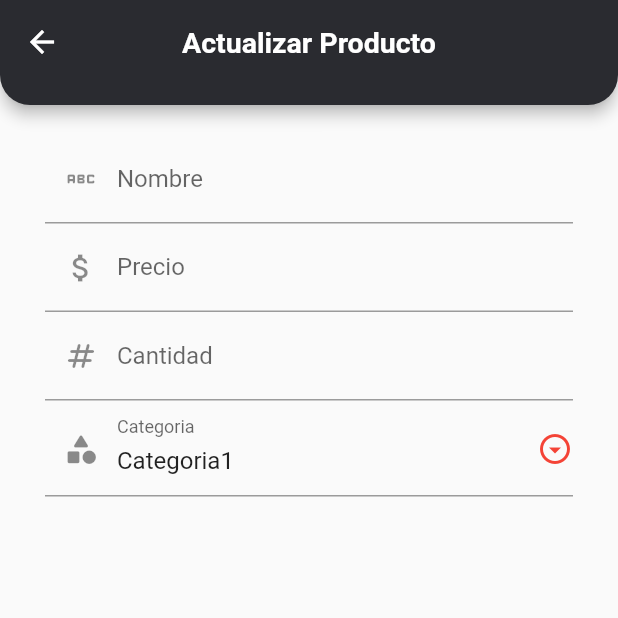
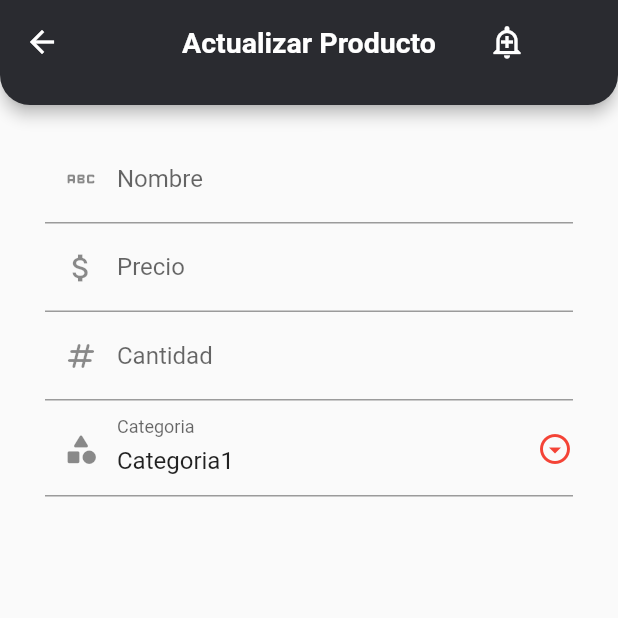
Before and after one commit to anything-devs/bike-soft-mobile-app, a Flutter app: the ActProductScreen screen opened by its route, on a phone screen of 412 x 824 dp, the top half of it. Run offline on Flutter 3.47's test engine with Material 2 defaults, Android fonts, the phone set to English and light mode, and no system bars; our stand-ins replace flutter_local_notifications; missing offline and left inert: dart:ffi; network calls fail.

```diff
--- a/lib/main.dart
+++ b/lib/main.dart
@@ -2,9 +2,13 @@ import 'package:bike_soft_mobile_app/screens/pantalla_agregar_producto.dart';
 import 'package:bike_soft_mobile_app/screens/pantalla_productos.dart';
 import 'package:bike_soft_mobile_app/screens/pantalla_acualizar_cantidad.dart';
 import 'package:bike_soft_mobile_app/screens/pantalla_acualizar_producto.dart';
+import 'package:bike_soft_mobile_app/service/servicio_notificacion.dart';
 import 'package:flutter/material.dart';
 
-void main() {
+void main() async {
+  // Inicializa las ejecuciones antes de usar el runApp
+  WidgetsFlutterBinding.ensureInitialized();
+  await initNotification();
   runApp(MyApp());
 }
 
--- a/lib/widgets/custom_app_bar.dart
+++ b/lib/widgets/custom_app_bar.dart
@@ -1,4 +1,5 @@
 import 'package:bike_soft_mobile_app/models/producto.dart';
+import 'package:bike_soft_mobile_app/service/servicio_notificacion.dart';
 import 'package:flutter/material.dart';
 import 'package:bike_soft_mobile_app/delegate/delegate_busqueda_producto.dart';
 
@@ -37,12 +38,23 @@ class CustomAppBarr extends StatelessWidget implements PreferredSizeWidget {
               iconSize: 24,
               onPressed: () async {
                 final productoSeleccionado = await showSearch(
-                      context: context,
-                      delegate: BusquedaProducto()
-                      );
+                    context: context, delegate: BusquedaProducto());
               },
             ),
           ),
+        //Este es el boton para probar las notificaciones.
+        Padding(
+          padding: const EdgeInsets.fromLTRB(10, 0, 50, 0),
+          child: IconButton(
+            icon: const Icon(Icons.add_alert_outlined),
+            color: const Color(0xffffffff),
+            iconSize: 24,
+            onPressed: () {
+              mostrarNotificacion("😱 Te estas quedando sin productos",
+                  "Recuerda revisar las unidades de tus productos para que no te quedes sin disponiblidad 😉");
+            },
+          ),
+        )
       ],
     );
   }
--- a/pubspec.yaml
+++ b/pubspec.yaml
@@ -29,6 +29,7 @@ environment:
 # versions available, run `flutter pub outdated`.
 dependencies:
   http: ^0.13.5
+  flutter_local_notifications: ^14.0.0+1
   flutter:
     sdk: flutter
 
```
Also changed, not shown: lib/service/servicio_notificacion.dart (added, +26 -0 lines), pubspec.lock, 1 other file.
